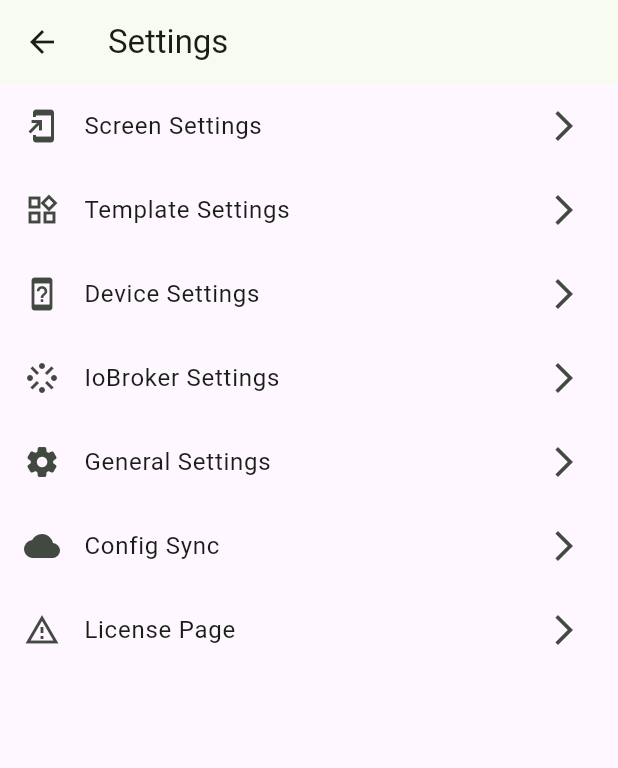
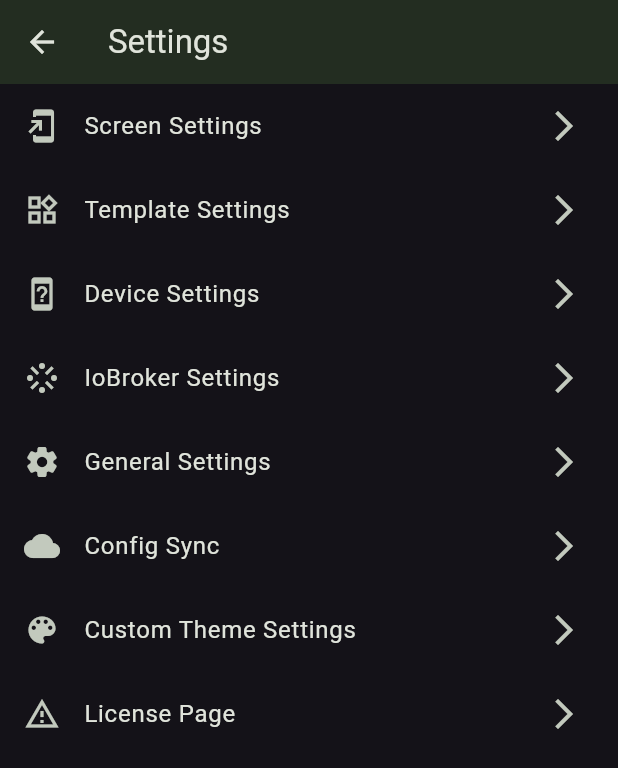
Before and after one commit to moba15/hiob_app, a Flutter app: the screen it shows after launch, after a tap on the "visibility" icon, after a tap on the "settings" icon, on a phone screen of 412 x 824 dp. Shown: the top 768 px of the screen. Run offline on Flutter 3.47's test engine with Material 2 defaults, Android fonts, the phone set to English and light mode, and no system bars; our stand-ins replace bloc, device_info_plus, dropdown_search, equatable, file_picker, flutter_bloc and 6 more; missing offline and left inert: flutter_logs, flutter_vibrate, network_info_plus; generated files the repository leaves out were written again; network calls fail; statements that could not run were skipped.

Commit message:
Begon with custom Theme

```diff
--- a/lib/settings/view/main_settings_screen.dart
+++ b/lib/settings/view/main_settings_screen.dart
@@ -1,5 +1,6 @@
 import 'package:flutter/material.dart';
 import 'package:flutter_bloc/flutter_bloc.dart';
+import 'package:smart_home/custom_theme/settings/custom_theme_settings_page.dart';
 import 'package:smart_home/manager/manager.dart';
 import 'package:smart_home/settings/config_settings/view/config_settings_page.dart';
 import 'package:smart_home/settings/general_settings/view/general_settings_page.dart';
@@ -104,6 +105,17 @@ class MainSettingsScreen extends StatelessWidget {
             },
           ),
           ListTile(
+            title: Text(AppLocalizations.of(context)!.custom_theme_settings_page_title),
+            leading: const Icon(Icons.color_lens),
+            trailing: const Icon(Icons.arrow_forward_ios),
+            onTap: () => {
+              Navigator.push(
+                context,
+                MaterialPageRoute(builder: (context) => CustomThemeSettingsPage()),
+              )
+            },
+          ),
+          ListTile(
             title: const Text("License Page"),
             leading: const Icon(Icons.warning_amber_outlined),
             trailing: const Icon(Icons.arrow_forward_ios),
--- a/lib/utils/theme.dart
+++ b/lib/utils/theme.dart
@@ -20,9 +20,13 @@ extension Material3Theme on ThemeData {
 
 
   static ThemeData get lightMaterial3Theme {
-    ThemeData themeData = ThemeData.light(useMaterial3: true).copyWith(
+    ThemeData themeData = ThemeData.dark(useMaterial3: true).copyWith(
         useMaterial3: true,
-        colorScheme: ColorScheme.fromSeed(seedColor: Colors.green, brightness: Brightness.light),
+        appBarTheme: AppBarTheme(
+          elevation: 10,
+
+        ),
+        colorScheme: ColorScheme.fromSeed(seedColor: Colors.green, brightness: Brightness.dark),
         inputDecorationTheme: const InputDecorationTheme(
             contentPadding: EdgeInsets.all(20),
             border: OutlineInputBorder(
@@ -31,6 +35,8 @@ extension Material3Theme on ThemeData {
         )
 
     );
+
+
 
     return themeData;
   }
```
